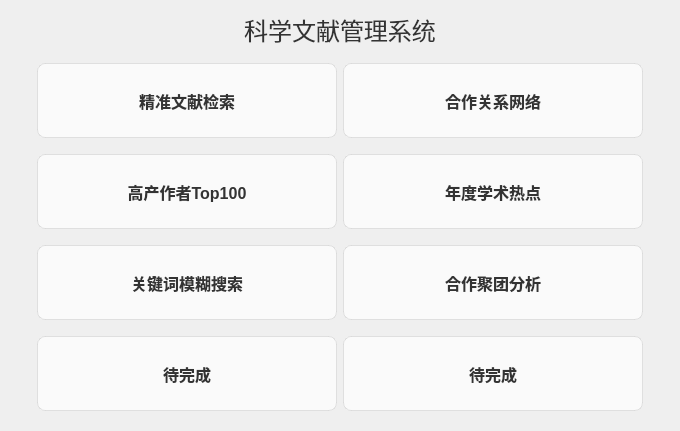
First picture: the form in functionpage.ui, repository jbyzh/DBLPQuickBrowser, before the edit.
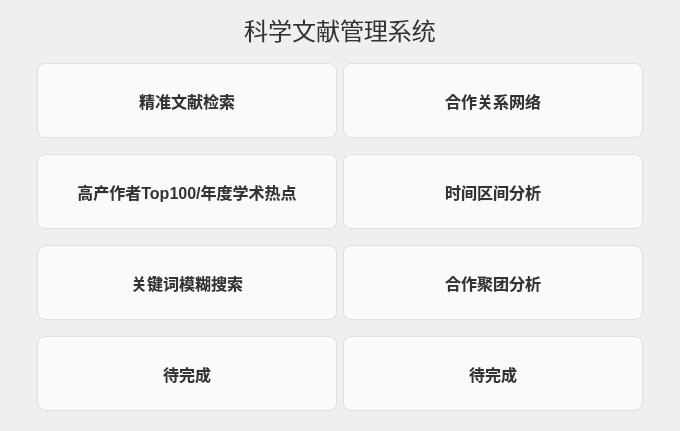
Second picture: the form after the edit.

```diff
--- a/functionpage.ui
+++ b/functionpage.ui
@@ -7,7 +7,7 @@
     <x>0</x>
     <y>0</y>
     <width>680</width>
-    <height>407</height>
+    <height>431</height>
    </rect>
   </property>
   <property name="windowTitle">
@@ -189,7 +189,7 @@
 }</string>
         </property>
         <property name="text">
-         <string>年度学术热点</string>
+         <string>时间区间分析</string>
         </property>
        </widget>
       </item>
@@ -462,7 +462,7 @@
 }</string>
         </property>
         <property name="text">
-         <string>高产作者Top100</string>
+         <string>高产作者Top100/年度学术热点</string>
         </property>
        </widget>
       </item>
```
